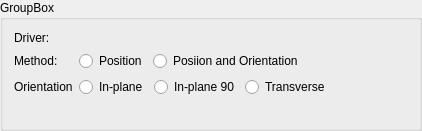
Above: IGTLoadableModules/QtModules/RealTimeImaging/Resources/UI/qSlicerReslicePropertyWidget.ui from NA-MIC/NAMICSandBox before the change. Below: the same form after it.
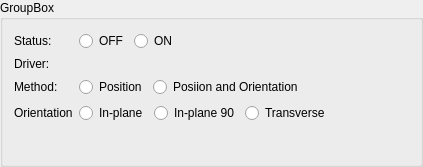
That is the form after the change. Custom widgets are drawn as their Qt base class.

What changed in the file:
```diff
--- a/IGTLoadableModules/QtModules/RealTimeImaging/Resources/UI/qSlicerReslicePropertyWidget.ui
+++ b/IGTLoadableModules/QtModules/RealTimeImaging/Resources/UI/qSlicerReslicePropertyWidget.ui
@@ -6,8 +6,8 @@
    <rect>
     <x>0</x>
     <y>0</y>
-    <width>422</width>
-    <height>131</height>
+    <width>423</width>
+    <height>167</height>
    </rect>
   </property>
   <property name="sizePolicy">
@@ -34,24 +34,40 @@
      <property name="fieldGrowthPolicy">
       <enum>QFormLayout::FieldsStayAtSizeHint</enum>
      </property>
-     <item row="0" column="0">
+     <item row="2" column="0">
       <widget class="QLabel" name="driverLabel">
        <property name="text">
         <string>Driver:</string>
        </property>
       </widget>
      </item>
-     <item row="0" column="1">
-      <widget class="qMRMLNodeComboBox" name="widget" native="true"/>
+     <item row="2" column="1">
+      <widget class="qMRMLNodeComboBox" name="driverNodeSelector" native="true">
+       <property name="nodeTypes" stdset="0">
+        <stringlist>
+         <string>vtkMRMLLinearTransformNode</string>
+         <string>vtkMRMLScalarVolumeNode</string>
+        </stringlist>
+       </property>
+       <property name="selectNodeUponCreation" stdset="0">
+        <bool>true</bool>
+       </property>
+       <property name="addEnabled" stdset="0">
+        <bool>false</bool>
+       </property>
+       <property name="removeEnabled" stdset="0">
+        <bool>false</bool>
+       </property>
+      </widget>
      </item>
-     <item row="1" column="0">
+     <item row="3" column="0">
       <widget class="QLabel" name="mehodLabel">
        <property name="text">
         <string>Method:</string>
        </property>
       </widget>
      </item>
-     <item row="1" column="1">
+     <item row="3" column="1">
       <layout class="QHBoxLayout" name="methodLayout">
        <item>
         <widget class="QRadioButton" name="positionRadioButton">
@@ -69,14 +85,14 @@
        </item>
       </layout>
      </item>
-     <item row="2" column="0">
+     <item row="4" column="0">
       <widget class="QLabel" name="orientationLabel">
        <property name="text">
         <string>Orientation</string>
        </property>
       </widget>
      </item>
-     <item row="2" column="1">
+     <item row="4" column="1">
       <layout class="QHBoxLayout" name="orientationLayout">
        <item>
         <widget class="QRadioButton" name="inPlaneRadioButton">
@@ -101,6 +117,31 @@
        </item>
       </layout>
      </item>
+     <item row="1" column="0">
+      <widget class="QLabel" name="statusLabel">
+       <property name="text">
+        <string>Status:</string>
+       </property>
+      </widget>
+     </item>
+     <item row="1" column="1">
+      <layout class="QHBoxLayout" name="horizontalLayout">
+       <item>
+        <widget class="QRadioButton" name="offRadioButton">
+         <property name="text">
+          <string>OFF</string>
+         </property>
+        </widget>
+       </item>
+       <item>
+        <widget class="QRadioButton" name="onRadioButton">
+         <property name="text">
+          <string>ON</string>
+         </property>
+        </widget>
+       </item>
+      </layout>
+     </item>
     </layout>
    </item>
   </layout>
```
